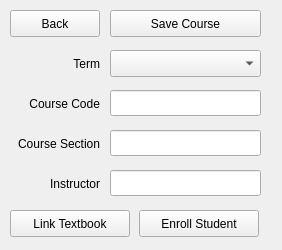
Qt form D4_TeamJava/cuTPS_gui/ModifyCourseFormWindow.ui (AnkushVarshneya/CUTPS) before a commit.
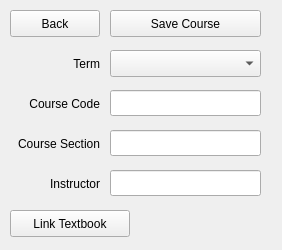
The same form after that commit.

```diff
--- a/D4_TeamJava/cuTPS_gui/ModifyCourseFormWindow.ui
+++ b/D4_TeamJava/cuTPS_gui/ModifyCourseFormWindow.ui
@@ -13,19 +13,6 @@
   <property name="windowTitle">
    <string>Form</string>
   </property>
-  <widget class="QPushButton" name="enrollStudentButton">
-   <property name="geometry">
-    <rect>
-     <x>139</x>
-     <y>210</y>
-     <width>120</width>
-     <height>27</height>
-    </rect>
-   </property>
-   <property name="text">
-    <string>Enroll Student</string>
-   </property>
-  </widget>
   <widget class="QPushButton" name="linkTextbookButton">
    <property name="geometry">
     <rect>
```
